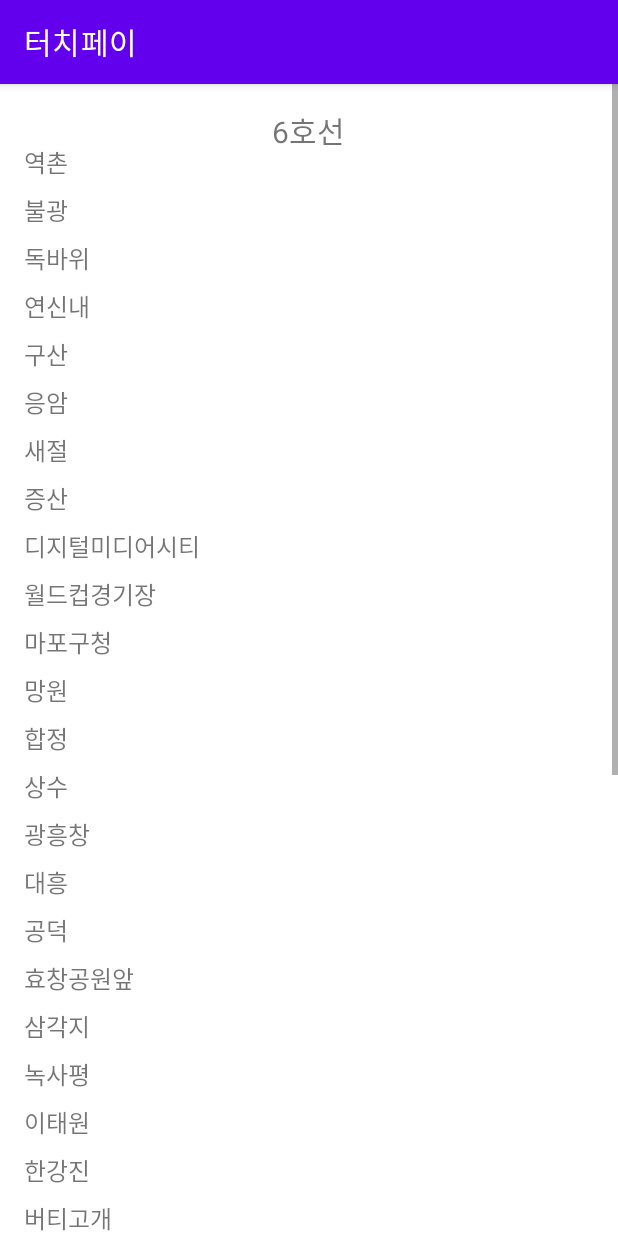
After one commit to maeng-kim/touchpay_project, an Android app: the _4_T_s6Activity screen opened directly, with no data from a screen before it, on a phone screen of 412 x 824 dp. The commit adds this screen. Run offline under Robolectric (Android 15) with nearby library versions, the phone set to English and light mode, and no system bars.

Commit message:
commit ssoh

```diff
--- a/app/src/main/AndroidManifest.xml
+++ b/app/src/main/AndroidManifest.xml
@@ -16,6 +16,9 @@
         android:theme="@style/Theme.Project2"
         android:usesCleartextTraffic="true"
         tools:targetApi="31">
+        <activity
+            android:name="._4_T_s6Activity"
+            android:exported="false" />
         <activity
             android:name="._4_T_s5Activity"
             android:exported="false" />
--- a/app/src/main/java/com/example/project2/_4_T_StationSelectActivity.java
+++ b/app/src/main/java/com/example/project2/_4_T_StationSelectActivity.java
@@ -81,6 +81,16 @@ public class _4_T_StationSelectActivity extends AppCompatActivity {
                 }
             });
 
+            s_6.setOnClickListener(new View.OnClickListener() {
+                @Override
+                public void onClick(View view) {
+                    Intent intent = new Intent(getApplicationContext(), _4_T_s6Activity.class);
+                    startActivity(intent);
+                }
+            });
+
+
+
 
 
     }
--- /dev/null
+++ b/app/src/main/java/com/example/project2/_4_T_s6Activity.java
@@ -0,0 +1,14 @@
+package com.example.project2;
+
+import androidx.appcompat.app.AppCompatActivity;
+
+import android.os.Bundle;
+
+public class _4_T_s6Activity extends AppCompatActivity {
+
+    @Override
+    protected void onCreate(Bundle savedInstanceState) {
+        super.onCreate(savedInstanceState);
+        setContentView(R.layout.activity_4_ts6);
+    }
+}
--- /dev/null
+++ b/app/src/main/res/layout/activity_4_ts6.xml
@@ -0,0 +1,499 @@
+<?xml version="1.0" encoding="utf-8"?>
+<ScrollView xmlns:android="http://schemas.android.com/apk/res/android"
+    xmlns:app="http://schemas.android.com/apk/res-auto"
+    xmlns:tools="http://schemas.android.com/tools"
+    android:layout_width="match_parent"
+    android:layout_height="match_parent"
+    tools:context="._4_T_s6Activity">
+
+    <androidx.constraintlayout.widget.ConstraintLayout
+        android:layout_width="match_parent"
+        android:layout_height="match_parent">
+
+        <TextView
+            android:id="@+id/Bonghwasan"
+            android:layout_width="wrap_content"
+            android:layout_height="wrap_content"
+            android:layout_marginStart="16dp"
+            android:layout_marginLeft="16dp"
+            android:layout_marginTop="8dp"
+            android:text="봉화산"
+            android:textSize="16sp"
+            app:layout_constraintStart_toStartOf="parent"
+            app:layout_constraintTop_toBottomOf="@+id/Hwarangdae" />
+
+        <TextView
+            android:id="@+id/Taereung"
+            android:layout_width="wrap_content"
+            android:layout_height="wrap_content"
+            android:layout_marginStart="16dp"
+            android:layout_marginLeft="16dp"
+            android:layout_marginTop="8dp"
+            android:text="태릉입구"
+            android:textSize="16sp"
+            app:layout_constraintStart_toStartOf="parent"
+            app:layout_constraintTop_toBottomOf="@+id/Seokgye" />
+
+        <TextView
+            android:id="@+id/Seokgye"
+            android:layout_width="wrap_content"
+            android:layout_height="wrap_content"
+            android:layout_marginStart="16dp"
+            android:layout_marginLeft="16dp"
+            android:layout_marginTop="8dp"
+            android:text="석계"
+            android:textSize="16sp"
+            app:layout_constraintStart_toStartOf="parent"
+            app:layout_constraintTop_toBottomOf="@+id/Dolgoji" />
+
+        <TextView
+            android:id="@+id/Cheonggu"
+            android:layout_width="wrap_content"
+            android:layout_height="wrap_content"
+            android:layout_marginStart="16dp"
+            android:layout_marginLeft="16dp"
+            android:layout_marginTop="8dp"
+            android:text="청구"
+            android:textSize="16sp"
+            app:layout_constraintStart_toStartOf="parent"
+            app:layout_constraintTop_toBottomOf="@+id/Yaksu" />
+
+        <TextView
+            android:id="@+id/Yaksu"
+            android:layout_width="wrap_content"
+            android:layout_height="wrap_content"
+            android:layout_marginStart="16dp"
+            android:layout_marginLeft="16dp"
+            android:layout_marginTop="8dp"
+            android:text="약수"
+            android:textSize="16sp"
+            app:layout_constraintStart_toStartOf="parent"
+            app:layout_constraintTop_toBottomOf="@+id/Beotigogae" />
+
+        <TextView
+            android:id="@+id/Gongdeok"
+            android:layout_width="wrap_content"
+            android:layout_height="wrap_content"
+            android:layout_marginStart="16dp"
+            android:layout_marginLeft="16dp"
+            android:layout_marginTop="8dp"
+            android:text="공덕"
+            android:textSize="16sp"
+            app:layout_constraintStart_toStartOf="parent"
+            app:layout_constraintTop_toBottomOf="@+id/Daeheung" />
+
+        <TextView
+            android:id="@+id/Sangsu"
+            android:layout_width="wrap_content"
+            android:layout_height="wrap_content"
+            android:layout_marginStart="16dp"
+            android:layout_marginLeft="16dp"
+            android:layout_marginTop="8dp"
+            android:text="상수"
+            android:textSize="16sp"
+            app:layout_constraintStart_toStartOf="parent"
+            app:layout_constraintTop_toBottomOf="@+id/Hapjeong" />
+
+        <TextView
+            android:id="@+id/MapoguOffice"
+            android:layout_width="wrap_content"
+            android:layout_height="wrap_content"
+            android:layout_marginStart="16dp"
+            android:layout_marginLeft="16dp"
+            android:layout_marginTop="8dp"
+            android:text="마포구청"
+            android:textSize="16sp"
+            app:layout_constraintStart_toStartOf="parent"
+            app:layout_constraintTop_toBottomOf="@+id/WorldCupStadium" />
+
+        <TextView
+            android:id="@+id/WorldCupStadium"
+            android:layout_width="wrap_content"
+            android:layout_height="wrap_content"
+            android:layout_marginStart="16dp"
+            android:layout_marginLeft="16dp"
+            android:layout_marginTop="8dp"
+            android:text="월드컵경기장"
+            android:textSize="16sp"
+            app:layout_constraintStart_toStartOf="parent"
+            app:layout_constraintTop_toBottomOf="@+id/DigitalMediaCity" />
+
+        <TextView
+            android:id="@+id/Yeokchon"
+            android:layout_width="wrap_content"
+            android:layout_height="wrap_content"
+            android:layout_marginStart="16dp"
+            android:layout_marginLeft="16dp"
+            android:layout_marginTop="40dp"
+            android:text="역촌"
+            android:textSize="16sp"
+            app:layout_constraintStart_toStartOf="parent"
+            app:layout_constraintTop_toTopOf="parent" />
+
+        <TextView
+            android:id="@+id/Bulgwang"
+            android:layout_width="wrap_content"
+            android:layout_height="wrap_content"
+            android:layout_marginStart="16dp"
+            android:layout_marginLeft="16dp"
+            android:layout_marginTop="8dp"
+            android:text="불광"
+            android:textSize="16sp"
+            app:layout_constraintStart_toStartOf="parent"
+            app:layout_constraintTop_toBottomOf="@+id/Yeokchon" />
+
+        <TextView
+            android:id="@+id/Dokbawi"
+            android:layout_width="wrap_content"
+            android:layout_height="wrap_content"
+            android:layout_marginStart="16dp"
+            android:layout_marginLeft="16dp"
+            android:layout_marginTop="8dp"
+            android:text="독바위"
+            android:textSize="16sp"
+            app:layout_constraintStart_toStartOf="parent"
+            app:layout_constraintTop_toBottomOf="@+id/Bulgwang" />
+
+        <TextView
+            android:id="@+id/Yeonsinnae"
+            android:layout_width="wrap_content"
+            android:layout_height="wrap_content"
+            android:layout_marginStart="16dp"
+            android:layout_marginLeft="16dp"
+            android:layout_marginTop="8dp"
+            android:text="연신내"
+            android:textSize="16sp"
+            app:layout_constraintStart_toStartOf="parent"
+            app:layout_constraintTop_toBottomOf="@+id/Dokbawi" />
+
+        <TextView
+            android:id="@+id/Gusan"
+            android:layout_width="wrap_content"
+            android:layout_height="wrap_content"
+            android:layout_marginStart="16dp"
+            android:layout_marginLeft="16dp"
+            android:layout_marginTop="8dp"
+            android:text="구산"
+            android:textSize="16sp"
+            app:layout_constraintStart_toStartOf="parent"
+            app:layout_constraintTop_toBottomOf="@+id/Yeonsinnae" />
+
+        <TextView
+            android:id="@+id/Eungam"
+            android:layout_width="wrap_content"
+            android:layout_height="wrap_content"
+            android:layout_marginStart="16dp"
+            android:layout_marginLeft="16dp"
+            android:layout_marginTop="8dp"
+            android:text="응암"
+            android:textSize="16sp"
+            app:layout_constraintStart_toStartOf="parent"
+            app:layout_constraintTop_toBottomOf="@+id/Gusan" />
+
+        <TextView
+            android:id="@+id/Saejeol"
+            android:layout_width="wrap_content"
+            android:layout_height="wrap_content"
+            android:layout_marginStart="16dp"
+            android:layout_marginLeft="16dp"
+            android:layout_marginTop="8dp"
+            android:text="새절"
+            android:textSize="16sp"
+            app:layout_constraintStart_toStartOf="parent"
+            app:layout_constraintTop_toBottomOf="@+id/Eungam" />
+
+        <TextView
+            android:id="@+id/Jeungsan"
+            android:layout_width="wrap_content"
+            android:layout_height="wrap_content"
+            android:layout_marginStart="16dp"
+            android:layout_marginLeft="16dp"
+            android:layout_marginTop="8dp"
+            android:text="증산"
+            android:textSize="16sp"
+            app:layout_constraintStart_toStartOf="parent"
+            app:layout_constraintTop_toBottomOf="@+id/Saejeol" />
+
+        <TextView
+            android:id="@+id/DigitalMediaCity"
+            android:layout_width="wrap_content"
+            android:layout_height="wrap_content"
+            android:layout_marginStart="16dp"
+            android:layout_marginLeft="16dp"
+            android:layout_marginTop="8dp"
+            android:text="디지털미디어시티"
+            android:textSize="16sp"
+            app:layout_constraintStart_toStartOf="parent"
+            app:layout_constraintTop_toBottomOf="@+id/Jeungsan" />
+
+        <TextView
+            android:id="@+id/Mangwon"
+            android:layout_width="wrap_content"
+            android:layout_height="wrap_content"
+            android:layout_marginStart="16dp"
+            android:layout_marginLeft="16dp"
+            android:layout_marginTop="8dp"
+            android:text="망원"
+            android:textSize="16sp"
+            app:layout_constraintStart_toStartOf="parent"
+            app:layout_constraintTop_toBottomOf="@+id/MapoguOffice" />
+
+        <TextView
+            android:id="@+id/Hapjeong"
+            android:layout_width="wrap_content"
+            android:layout_height="wrap_content"
+            android:layout_marginStart="16dp"
+            android:layout_marginLeft="16dp"
+            android:layout_marginTop="8dp"
+            android:text="합정"
+            android:textSize="16sp"
+            app:layout_constraintStart_toStartOf="parent"
+            app:layout_constraintTop_toBottomOf="@+id/Mangwon" />
+
+        <TextView
+            android:id="@+id/Gwangheungchang"
+            android:layout_width="wrap_content"
+            android:layout_height="wrap_content"
+            android:layout_marginStart="16dp"
+            android:layout_marginLeft="16dp"
+            android:layout_marginTop="8dp"
+            android:text="광흥창"
+            android:textSize="16sp"
+            app:layout_constraintStart_toStartOf="parent"
+            app:layout_constraintTop_toBottomOf="@+id/Sangsu" />
+
+        <TextView
+            android:id="@+id/Daeheung"
+            android:layout_width="wrap_content"
+            android:layout_height="wrap_content"
+            android:layout_marginStart="16dp"
+            android:layout_marginLeft="16dp"
+            android:layout_marginTop="8dp"
+            android:text="대흥"
+            android:textSize="16sp"
+            app:layout_constraintStart_toStartOf="parent"
+            app:layout_constraintTop_toBottomOf="@+id/Gwangheungchang" />
+
+        <TextView
+            android:id="@+id/HyochangPark"
+            android:layout_width="wrap_content"
+            android:layout_height="wrap_content"
+            android:layout_marginStart="16dp"
+            android:layout_marginLeft="16dp"
+            android:layout_marginTop="8dp"
+            android:text="효창공원앞"
+            android:textSize="16sp"
+            app:layout_constraintStart_toStartOf="parent"
+            app:layout_constraintTop_toBottomOf="@+id/Gongdeok" />
+
+        <TextView
+            android:id="@+id/Samgakji"
+            android:layout_width="wrap_content"
+            android:layout_height="wrap_content"
+            android:layout_marginStart="16dp"
+            android:layout_marginLeft="16dp"
+            android:layout_marginTop="8dp"
+            android:text="삼각지"
+            android:textSize="16sp"
+            app:layout_constraintStart_toStartOf="parent"
+            app:layout_constraintTop_toBottomOf="@+id/HyochangPark" />
+
+        <TextView
+            android:id="@+id/Noksapyeong"
+            android:layout_width="wrap_content"
+            android:layout_height="wrap_content"
+            android:layout_marginStart="16dp"
+            android:layout_marginLeft="16dp"
+            android:layout_marginTop="8dp"
+            android:text="녹사평"
+            android:textSize="16sp"
+            app:layout_constraintStart_toStartOf="parent"
+            app:layout_constraintTop_toBottomOf="@+id/Samgakji" />
+
+        <TextView
+            android:id="@+id/Itaewon"
+            android:layout_width="wrap_content"
+            android:layout_height="wrap_content"
+            android:layout_marginStart="16dp"
+            android:layout_marginLeft="16dp"
+            android:layout_marginTop="8dp"
+            android:text="이태원"
+            android:textSize="16sp"
+            app:layout_constraintStart_toStartOf="parent"
+            app:layout_constraintTop_toBottomOf="@+id/Noksapyeong" />
+
+        <TextView
+            android:id="@+id/Hangangjin"
+            android:layout_width="wrap_content"
+            android:layout_height="wrap_content"
+            android:layout_marginStart="16dp"
+            android:layout_marginLeft="16dp"
+            android:layout_marginTop="8dp"
+            android:text="한강진"
+            android:textSize="16sp"
+            app:layout_constraintStart_toStartOf="parent"
+            app:layout_constraintTop_toBottomOf="@+id/Itaewon" />
+
+        <TextView
+            android:id="@+id/Beotigogae"
+            android:layout_width="wrap_content"
+            android:layout_height="wrap_content"
+            android:layout_marginStart="16dp"
+            android:layout_marginLeft="16dp"
+            android:layout_marginTop="8dp"
+            android:text="버티고개"
+            android:textSize="16sp"
+            app:layout_constraintStart_toStartOf="parent"
+            app:layout_constraintTop_toBottomOf="@+id/Hangangjin" />
+
+        <TextView
+            android:id="@+id/Sindang"
+            android:layout_width="wrap_content"
+            android:layout_height="wrap_content"
+            android:layout_marginStart="16dp"
+            android:layout_marginLeft="16dp"
+            android:layout_marginTop="8dp"
+            android:text="신당"
+            android:textSize="16sp"
+            app:layout_constraintStart_toStartOf="parent"
+            app:layout_constraintTop_toBottomOf="@+id/Cheonggu" />
+
+        <TextView
+            android:id="@+id/Dongmyo"
+            android:layout_width="wrap_content"
+            android:layout_height="wrap_content"
+            android:layout_marginStart="16dp"
+            android:layout_marginLeft="16dp"
+            android:layout_marginTop="8dp"
+            android:text="동묘앞"
+            android:textSize="16sp"
+            app:layout_constraintStart_toStartOf="parent"
+            app:layout_constraintTop_toBottomOf="@+id/Sindang" />
+
+        <TextView
+            android:id="@+id/Changsin"
+            android:layout_width="wrap_content"
+            android:layout_height="wrap_content"
+            android:layout_marginStart="16dp"
+            android:layout_marginLeft="16dp"
+            android:layout_marginTop="8dp"
+            android:text="창신"
+            android:textSize="16sp"
+            app:layout_constraintStart_toStartOf="parent"
+            app:layout_constraintTop_toBottomOf="@+id/Dongmyo" />
+
+        <TextView
+            android:id="@+id/Bomun"
+            android:layout_width="wrap_content"
+            android:layout_height="wrap_content"
+            android:layout_marginStart="16dp"
+            android:layout_marginLeft="16dp"
+            android:layout_marginTop="8dp"
+            android:text="보문"
+            android:textSize="16sp"
+            app:layout_constraintStart_toStartOf="parent"
+            app:layout_constraintTop_toBottomOf="@+id/Changsin" />
+
+        <TextView
+            android:id="@+id/Anam"
+            android:layout_width="wrap_content"
+            android:layout_height="wrap_content"
+            android:layout_marginStart="16dp"
+            android:layout_marginLeft="16dp"
+            android:layout_marginTop="8dp"
+            android:text="안암"
+            android:textSize="16sp"
+            app:layout_constraintStart_toStartOf="parent"
+            app:layout_constraintTop_toBottomOf="@+id/Bomun" />
+
+        <TextView
+            android:id="@+id/KoreaUniv"
+            android:layout_width="wrap_content"
+            android:layout_height="wrap_content"
+            android:layout_marginStart="16dp"
+            android:layout_marginLeft="16dp"
+            android:layout_marginTop="8dp"
+            android:text="고려대"
+            android:textSize="16sp"
+            app:layout_constraintStart_toStartOf="parent"
+            app:layout_constraintTop_toBottomOf="@+id/Anam" />
+
+        <TextView
+            android:id="@+id/Wolgok"
+            android:layout_width="wrap_content"
+            android:layout_height="wrap_content"
+            android:layout_marginStart="16dp"
+            android:layout_marginLeft="16dp"
+            android:layout_marginTop="8dp"
+            android:text="월곡"
+            android:textSize="16sp"
+            app:layout_constraintStart_toStartOf="parent"
+            app:layout_constraintTop_toBottomOf="@+id/KoreaUniv" />
+
+        <TextView
+            android:id="@+id/Sangwolgok"
+            android:layout_width="wrap_content"
+            android:layout_height="wrap_content"
+            android:layout_marginStart="16dp"
+            android:layout_marginLeft="16dp"
+            android:layout_marginTop="8dp"
+            android:text="상월곡"
+            android:textSize="16sp"
+            app:layout_constraintStart_toStartOf="parent"
+            app:layout_constraintTop_toBottomOf="@+id/Wolgok" />
+
+        <TextView
+            android:id="@+id/Dolgoji"
+            android:layout_width="wrap_content"
+            android:layout_height="wrap_content"
+            android:layout_marginStart="16dp"
+            android:layout_marginLeft="16dp"
+            android:layout_marginTop="8dp"
+            android:text="돌곶이"
+            android:textSize="16sp"
+            app:layout_constraintStart_toStartOf="parent"
+            app:layout_constraintTop_toBottomOf="@+id/Sangwolgok" />
+
+        <TextView
+            android:id="@+id/Hwarangdae"
+            android:layout_width="wrap_content"
+            android:layout_height="wrap_content"
+            android:layout_marginStart="16dp"
+            android:layout_marginLeft="16dp"
+            android:layout_marginTop="8dp"
+            android:text="화랑대"
+            android:textSize="16sp"
+            app:layout_constraintStart_toStartOf="parent"
+            app:layout_constraintTop_toBottomOf="@+id/Taereung" />
+
+        <TextView
+            android:id="@+id/Sinnae"
+            android:layout_width="wrap_content"
+            android:layout_height="wrap_content"
+            android:layout_marginStart="16dp"
+            android:layout_marginLeft="16dp"
+            android:layout_marginTop="8dp"
+            android:text="신내"
+            android:textSize="16sp"
+            app:layout_constraintStart_toStartOf="parent"
+            app:layout_constraintTop_toBottomOf="@+id/Bonghwasan" />
+
+        <TextView
+            android:id="@+id/s6"
+            android:layout_width="50dp"
+            android:layout_height="25dp"
+            android:layout_marginStart="181dp"
+            android:layout_marginLeft="181dp"
+            android:layout_marginTop="16dp"
+            android:layout_marginEnd="181dp"
+            android:layout_marginRight="181dp"
+            android:text="6호선"
+            android:textSize="20sp"
+            app:layout_constraintEnd_toEndOf="parent"
+            app:layout_constraintStart_toStartOf="parent"
+            app:layout_constraintTop_toTopOf="parent" />
+    </androidx.constraintlayout.widget.ConstraintLayout>
+
+
+
+</ScrollView>
```
